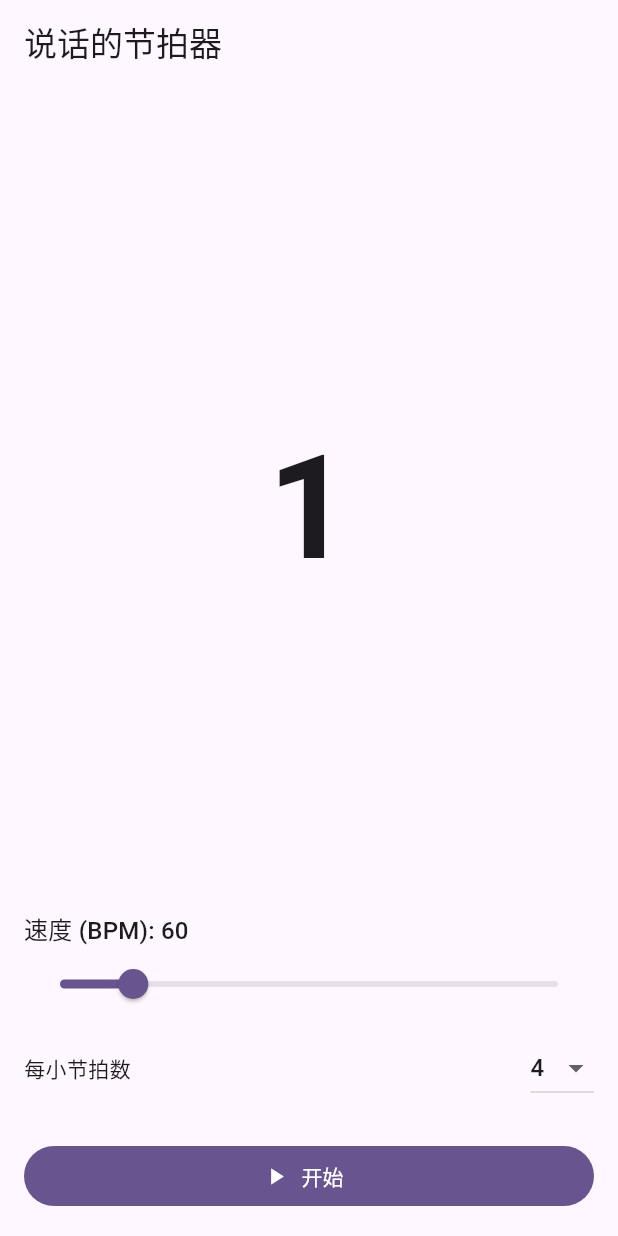
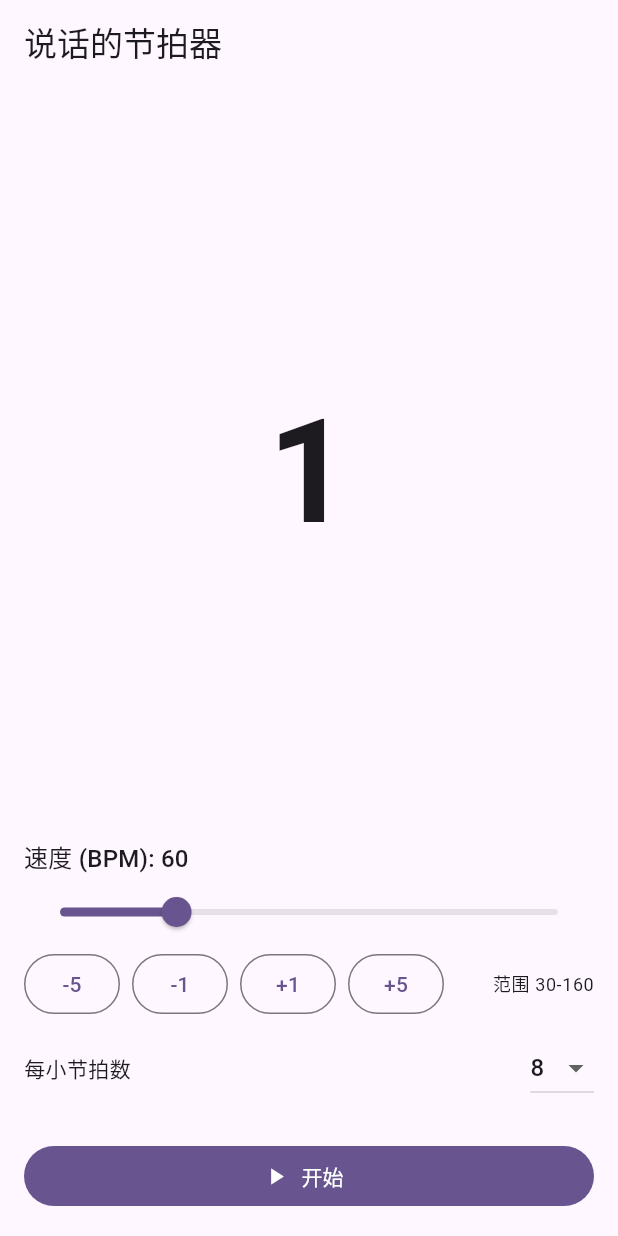
Before and after one commit to jbj88817/SpeakBeat, a Flutter app: the screen it shows after launch, on a phone screen of 412 x 824 dp. Run offline on Flutter 3.47's test engine with Material 3 defaults, Android fonts, the phone set to English and light mode, and no system bars; our stand-ins replace flutter_tts.

Commit message:
feat(ui): default 8 beats/bar; limit BPM max to 160; add +/- step buttons for easier BPM control

```diff
--- a/lib/main.dart
+++ b/lib/main.dart
@@ -34,7 +34,7 @@ class _SpeakBeatHomePageState extends State<SpeakBeatHomePage> {
 
   Timer? _timer;
   int _bpm = 60; // 速度（每分钟拍数）
-  int _beatsPerBar = 4; // 每小节拍数
+  int _beatsPerBar = 8; // 每小节拍数（默认8拍）
   int _currentBeat = 1;
   bool _isRunning = false;
   List<dynamic> _availableVoices = [];
@@ -161,7 +161,7 @@ class _SpeakBeatHomePageState extends State<SpeakBeatHomePage> {
   }
 
   void _updateBpm(double value) {
-    final next = value.round().clamp(30, 240);
+    final next = value.round().clamp(30, 160);
     final needRestart = _isRunning;
     _timer?.cancel();
     setState(() {
@@ -232,10 +232,39 @@ class _SpeakBeatHomePageState extends State<SpeakBeatHomePage> {
             Slider(
               value: _bpm.toDouble(),
               min: 30,
-              max: 240,
-              divisions: 210,
+              max: 160,
+              divisions: 130,
               label: _bpm.toString(),
               onChanged: (v) => _updateBpm(v),
+            ),
+
+            // 快捷步进按钮，便于精细/快速调节
+            Row(
+              mainAxisAlignment: MainAxisAlignment.spaceBetween,
+              children: [
+                Wrap(
+                  spacing: 8,
+                  children: [
+                    OutlinedButton(
+                      onPressed: () => _updateBpm((_bpm - 5).toDouble()),
+                      child: const Text('-5'),
+                    ),
+                    OutlinedButton(
+                      onPressed: () => _updateBpm((_bpm - 1).toDouble()),
+                      child: const Text('-1'),
+                    ),
+                    OutlinedButton(
+                      onPressed: () => _updateBpm((_bpm + 1).toDouble()),
+                      child: const Text('+1'),
+                    ),
+                    OutlinedButton(
+                      onPressed: () => _updateBpm((_bpm + 5).toDouble()),
+                      child: const Text('+5'),
+                    ),
+                  ],
+                ),
+                Text('范围 30-160', style: Theme.of(context).textTheme.bodySmall),
+              ],
             ),
 
             const SizedBox(height: 8),
```
